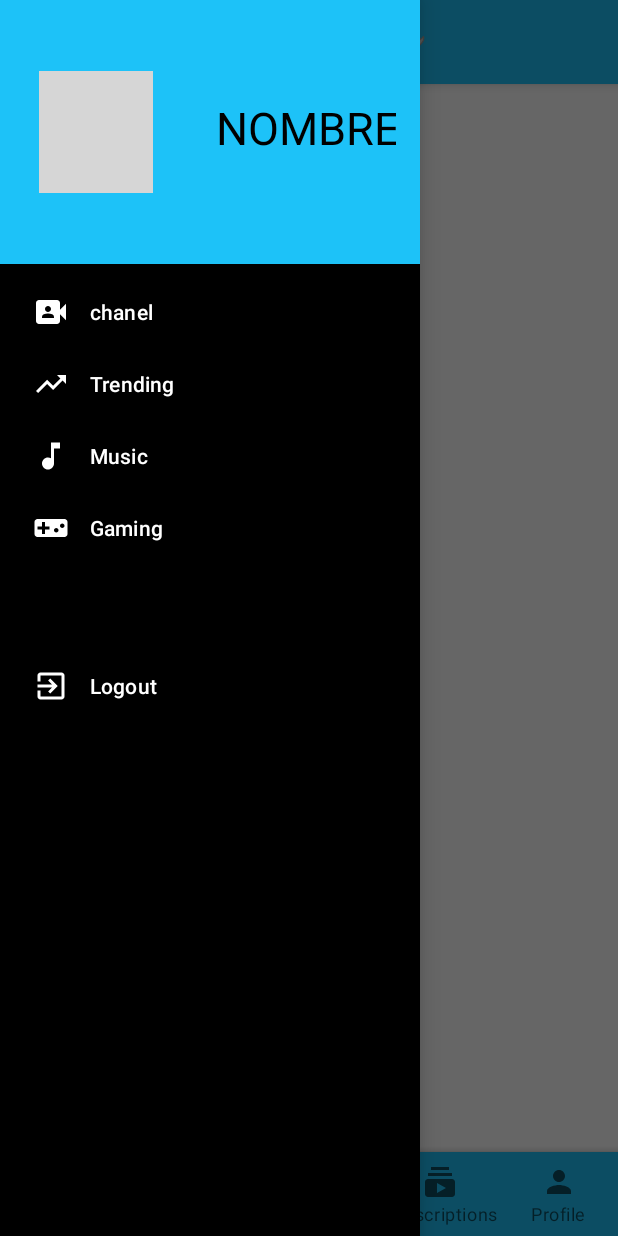
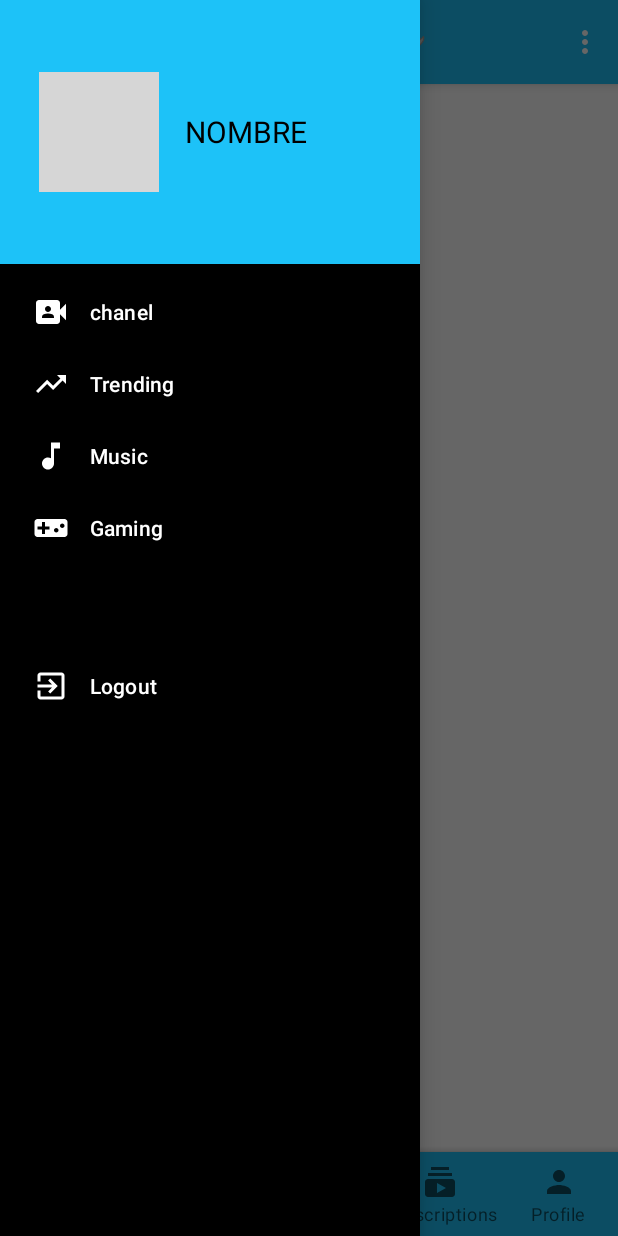
Before and after one commit to jhossepsamuel231/movil_sesion3_2023, an Android app: the MainActivity screen opened directly, with no data from a screen before it, with the side drawer open, on a phone screen of 412 x 824 dp. Run offline under Robolectric (Android 15) with nearby library versions, the phone set to English and light mode, and no system bars; our stand-ins replace CircleImageView; 2 statements that could not run were skipped; grey boxes are pictures that could not be loaded.

Commit message:
ultimos arreglos

```diff
--- a/app/build.gradle.kts
+++ b/app/build.gradle.kts
@@ -37,4 +37,5 @@ dependencies {
     androidTestImplementation("androidx.test.ext:junit:1.1.5")
     androidTestImplementation("androidx.test.espresso:espresso-core:3.5.1")
     implementation ("de.hdodenhof:circleimageview:3.1.0")
+    implementation("com.google.code.gson:gson:2.10.1")
 }
--- a/app/src/main/java/com/example/sesion03_2023/MainActivity.java
+++ b/app/src/main/java/com/example/sesion03_2023/MainActivity.java
@@ -1,9 +1,14 @@
     package com.example.sesion03_2023;
 
     import android.content.Intent;
+    import android.content.SharedPreferences;
     import android.os.Bundle;
+    import android.preference.PreferenceManager;
+    import android.view.Menu;
     import android.view.MenuItem;
     import android.view.View;
+    import android.widget.ImageView;
+    import android.widget.TextView;
     import android.widget.Toast;
 
     import androidx.annotation.NonNull;
@@ -28,6 +33,7 @@
     import com.google.android.material.floatingactionbutton.FloatingActionButton;
     import com.google.android.material.navigation.NavigationBarView;
     import com.google.android.material.navigation.NavigationView;
+
 
     public class MainActivity extends AppCompatActivity implements NavigationView.OnNavigationItemSelectedListener{
 
@@ -136,6 +142,19 @@
         }
 
 
+        @Override
+        public boolean onCreateOptionsMenu(Menu menu) {
+
+            User user = (User) getIntent().getSerializableExtra("user");
+
+            // Inflate the menu; this adds items to the action bar if it is present.
+            getMenuInflater().inflate(R.menu.navigation_drawer_menu, menu);
+            TextView textView = findViewById(R.id.nav_nombre);
+            ImageView imageView = findViewById(R.id.nav_image);
+            textView.setText(user.getFirstName());
+            imageView.setImageResource(user.getProfileImageRes());
+            return true;
+        }
 
         @Override
         public void onBackPressed() {
--- a/app/src/main/res/layout/nav_header.xml
+++ b/app/src/main/res/layout/nav_header.xml
@@ -11,8 +11,8 @@
 
     <de.hdodenhof.circleimageview.CircleImageView
         android:id="@+id/nav_image"
-        android:layout_width="76dp"
-        android:layout_height="81dp"
+        android:layout_width="80dp"
+        android:layout_height="80dp"
         android:layout_gravity="center"
         android:layout_marginStart="10sp"
         android:contentDescription="TODO"
@@ -23,13 +23,14 @@
 
     <TextView
         android:id="@+id/nav_nombre"
-        android:layout_width="207dp"
+        android:layout_width="96dp"
         android:layout_height="46dp"
         android:layout_gravity="center_horizontal|center_vertical"
+        android:layout_marginLeft="10sp"
         android:foregroundGravity="center_horizontal"
-        android:gravity="center_horizontal"
+        android:gravity="center|center_horizontal"
         android:text="NOMBRE"
         android:textColor="@color/black"
-        android:textSize="30sp" />
+        android:textSize="20sp" />
 
 </LinearLayout>
--- a/build.gradle.kts
+++ b/build.gradle.kts
@@ -1,4 +1,4 @@
 // Top-level build file where you can add configuration options common to all sub-projects/modules.
 plugins {
-    id("com.android.application") version "8.1.0" apply false
+    id("com.android.application") version "8.1.1" apply false
 }
```
